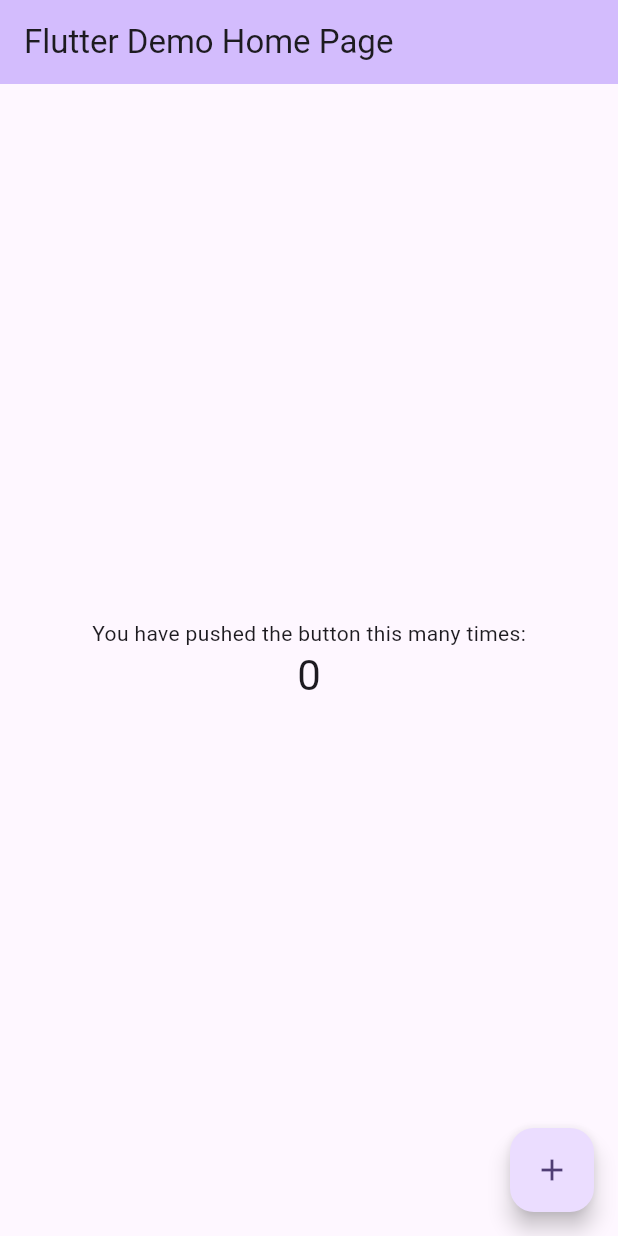
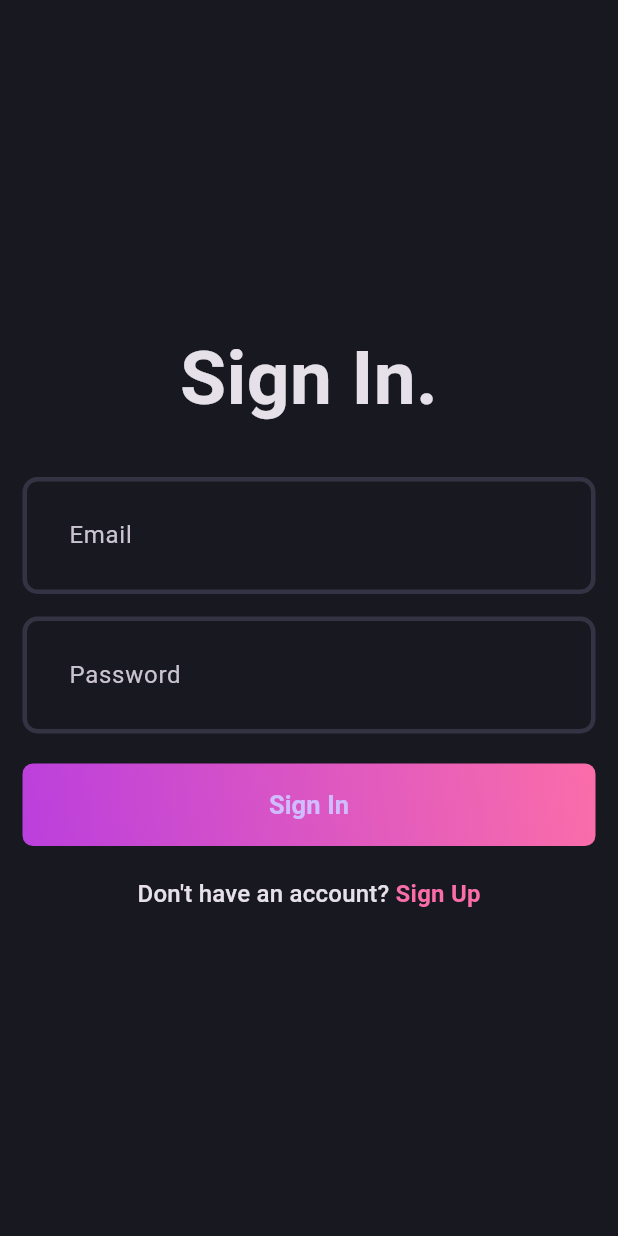
Before and after one commit to tertcoder/blog_app, a Flutter app: the screen it shows after launch, on a phone screen of 412 x 824 dp. Run offline on Flutter 3.47's test engine with Material 3 defaults, Android fonts, the phone set to English and light mode, and no system bars.

Commit message:
Implement authentication pages and theme customization for the blog app

```diff
--- /dev/null
+++ b/lib/core/theme/app_palette.dart
@@ -0,0 +1,13 @@
+import 'package:flutter/material.dart';
+
+class AppPalette {
+  static const Color backgroundColor = Color.fromRGBO(24, 24, 32, 1);
+  static const Color gradient1 = Color.fromRGBO(187, 63, 221, 1);
+  static const Color gradient2 = Color.fromRGBO(251, 109, 169, 1);
+  static const Color gradient3 = Color.fromRGBO(255, 159, 124, 1);
+  static const Color borderColor = Color.fromRGBO(52, 51, 67, 1);
+  static const Color whiteColor = Colors.white;
+  static const Color greyColor = Colors.grey;
+  static const Color errorColor = Colors.redAccent;
+  static const Color transparentColor = Colors.transparent;
+}
--- /dev/null
+++ b/lib/core/theme/theme.dart
@@ -0,0 +1,18 @@
+import 'package:blog_app/core/theme/app_palette.dart';
+import 'package:flutter/material.dart';
+
+class AppTheme {
+  static _border([Color color = AppPalette.borderColor]) => OutlineInputBorder(
+    borderSide: BorderSide(color: color, width: 3),
+    borderRadius: BorderRadius.circular(10),
+  );
+  static final darkThemeMode = ThemeData.dark().copyWith(
+    scaffoldBackgroundColor: AppPalette.backgroundColor,
+    appBarTheme: AppBarTheme(backgroundColor: AppPalette.backgroundColor),
+    inputDecorationTheme: InputDecorationTheme(
+      contentPadding: const EdgeInsets.all(27),
+      enabledBorder: _border(),
+      focusedBorder: _border(AppPalette.gradient2),
+    ),
+  );
+}
--- /dev/null
+++ b/lib/features/auth/presentation/pages/login_page.dart
@@ -0,0 +1,80 @@
+import 'package:blog_app/core/theme/app_palette.dart';
+import 'package:blog_app/features/auth/presentation/pages/signup_page.dart';
+import 'package:blog_app/features/auth/presentation/widgets/auth_field.dart';
+import 'package:blog_app/features/auth/presentation/widgets/auth_gradient_button.dart';
+import 'package:flutter/material.dart';
+
+class LoginPage extends StatefulWidget {
+  static route() => MaterialPageRoute(builder: (context) => LoginPage());
+  const LoginPage({super.key});
+
+  @override
+  State<LoginPage> createState() => _LoginPageState();
+}
+
+class _LoginPageState extends State<LoginPage> {
+  final emailController = TextEditingController();
+  final passwordController = TextEditingController();
+  final formKey = GlobalKey<FormState>();
+
+  @override
+  void dispose() {
+    emailController.dispose();
+    passwordController.dispose();
+    super.dispose();
+  }
+
+  @override
+  Widget build(BuildContext context) {
+    return Scaffold(
+      body: Padding(
+        padding: const EdgeInsets.all(15.0),
+        child: Form(
+          key: formKey,
+          child: Column(
+            mainAxisAlignment: MainAxisAlignment.center,
+            children: [
+              Text(
+                "Sign In.",
+                style: TextStyle(fontSize: 50, fontWeight: FontWeight.bold),
+              ),
+              SizedBox(height: 30),
+              AuthField(hintText: "Email", controller: emailController),
+              SizedBox(height: 15),
+              AuthField(
+                hintText: "Password",
+                controller: passwordController,
+                isObscureText: true,
+              ),
+              SizedBox(height: 20),
+              AuthGradientButton(buttonText: "Sign In"),
+              SizedBox(height: 20),
+              GestureDetector(
+                onTap: () {
+                  Navigator.push(context, SignUpPage.route());
+                },
+                child: RichText(
+                  text: TextSpan(
+                    text: "Don't have an account? ",
+                    style: Theme.of(context).textTheme.titleMedium,
+                    children: [
+                      TextSpan(
+                        text: 'Sign Up',
+                        style: Theme.of(
+                          context,
+                        ).textTheme.titleMedium?.copyWith(
+                          color: AppPalette.gradient2,
+                          fontWeight: FontWeight.bold,
+                        ),
+                      ),
+                    ],
+                  ),
+                ),
+              ),
+            ],
+          ),
+        ),
+      ),
+    );
+  }
+}
--- /dev/null
+++ b/lib/features/auth/presentation/widgets/auth_field.dart
@@ -0,0 +1,28 @@
+import 'package:flutter/material.dart';
+
+class AuthField extends StatelessWidget {
+  final String hintText;
+  final TextEditingController controller;
+  final bool isObscureText;
+  const AuthField({
+    super.key,
+    required this.hintText,
+    required this.controller,
+    this.isObscureText = false,
+  });
+
+  @override
+  Widget build(BuildContext context) {
+    return TextFormField(
+      controller: controller,
+      decoration: InputDecoration(hintText: hintText),
+      validator: (value) {
+        if (value!.isEmpty) {
+          return "$hintText is missing";
+        }
+        return null;
+      },
+      obscureText: isObscureText,
+    );
+  }
+}
--- /dev/null
+++ b/lib/features/auth/presentation/widgets/auth_gradient_button.dart
@@ -0,0 +1,34 @@
+import 'package:blog_app/core/theme/app_palette.dart';
+import 'package:flutter/material.dart';
+
+class AuthGradientButton extends StatelessWidget {
+  final String buttonText;
+  const AuthGradientButton({super.key, required this.buttonText});
+
+  @override
+  Widget build(BuildContext context) {
+    return Container(
+      decoration: BoxDecoration(
+        gradient: LinearGradient(
+          colors: [AppPalette.gradient1, AppPalette.gradient2],
+          begin: Alignment.bottomLeft,
+          end: Alignment.topRight,
+        ),
+        borderRadius: BorderRadius.circular(7),
+      ),
+      child: ElevatedButton(
+        onPressed: () {},
+        style: ElevatedButton.styleFrom(
+          fixedSize: Size(395, 55),
+          backgroundColor: AppPalette.transparentColor,
+          shadowColor: AppPalette.transparentColor,
+          shape: RoundedRectangleBorder(borderRadius: BorderRadius.circular(0)),
+        ),
+        child: Text(
+          buttonText,
+          style: TextStyle(fontSize: 17, fontWeight: FontWeight.w600),
+        ),
+      ),
+    );
+  }
+}
--- a/lib/main.dart
+++ b/lib/main.dart
@@ -1,3 +1,6 @@
+import 'package:blog_app/core/theme/theme.dart';
+import 'package:blog_app/features/auth/presentation/pages/login_page.dart';
+import 'package:blog_app/features/auth/presentation/pages/signup_page.dart';
 import 'package:flutter/material.dart';
 
 void main() {
@@ -11,58 +14,10 @@ class MyApp extends StatelessWidget {
   @override
   Widget build(BuildContext context) {
     return MaterialApp(
-      title: 'Flutter Demo',
-      theme: ThemeData(
-        colorScheme: ColorScheme.fromSeed(seedColor: Colors.deepPurple),
-      ),
-      home: const MyHomePage(title: 'Flutter Demo Home Page'),
+      debugShowCheckedModeBanner: false,
+      title: 'Blog App',
+      theme: AppTheme.darkThemeMode,
+      home: LoginPage(),
     );
   }
 }
-
-class MyHomePage extends StatefulWidget {
-  const MyHomePage({super.key, required this.title});
-
-  final String title;
-
-  @override
-  State<MyHomePage> createState() => _MyHomePageState();
-}
-
-class _MyHomePageState extends State<MyHomePage> {
-  int _counter = 0;
-
-  void _incrementCounter() {
-    setState(() {
-      _counter++;
-    });
-  }
-
-  @override
-  Widget build(BuildContext context) {
-    return Scaffold(
-      appBar: AppBar(
-        backgroundColor: Theme.of(context).colorScheme.inversePrimary,
-
-        title: Text(widget.title),
-      ),
-      body: Center(
-        child: Column(
-          mainAxisAlignment: MainAxisAlignment.center,
-          children: <Widget>[
-            const Text('You have pushed the button this many times:'),
-            Text(
-              '$_counter',
-              style: Theme.of(context).textTheme.headlineMedium,
-            ),
-          ],
-        ),
-      ),
-      floatingActionButton: FloatingActionButton(
-        onPressed: _incrementCounter,
-        tooltip: 'Increment',
-        child: const Icon(Icons.add),
-      ),
-    );
-  }
-}
```
Also changed, not shown: lib/features/auth/presentation/pages/signup_page.dart (added, +85 -0 lines).
